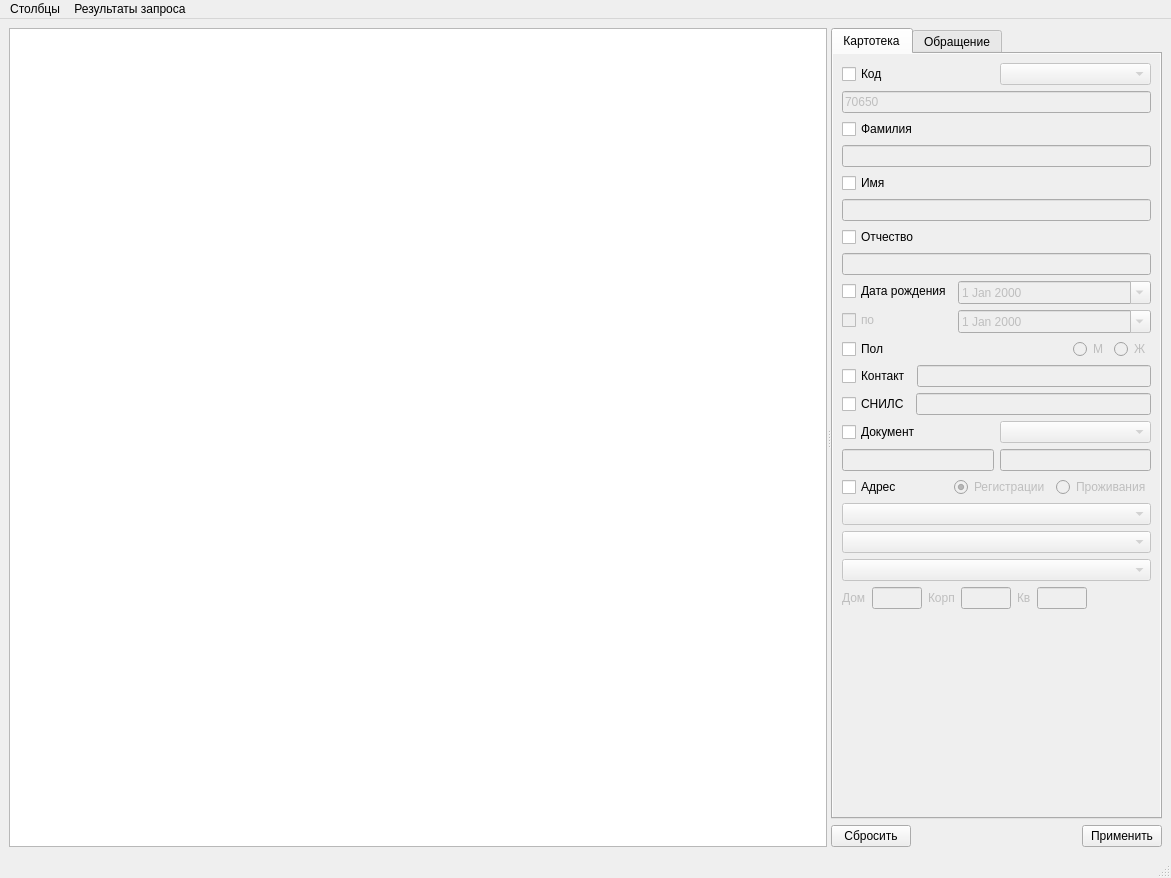
Old version of the form search_window.ui in the repository glooer/dip.
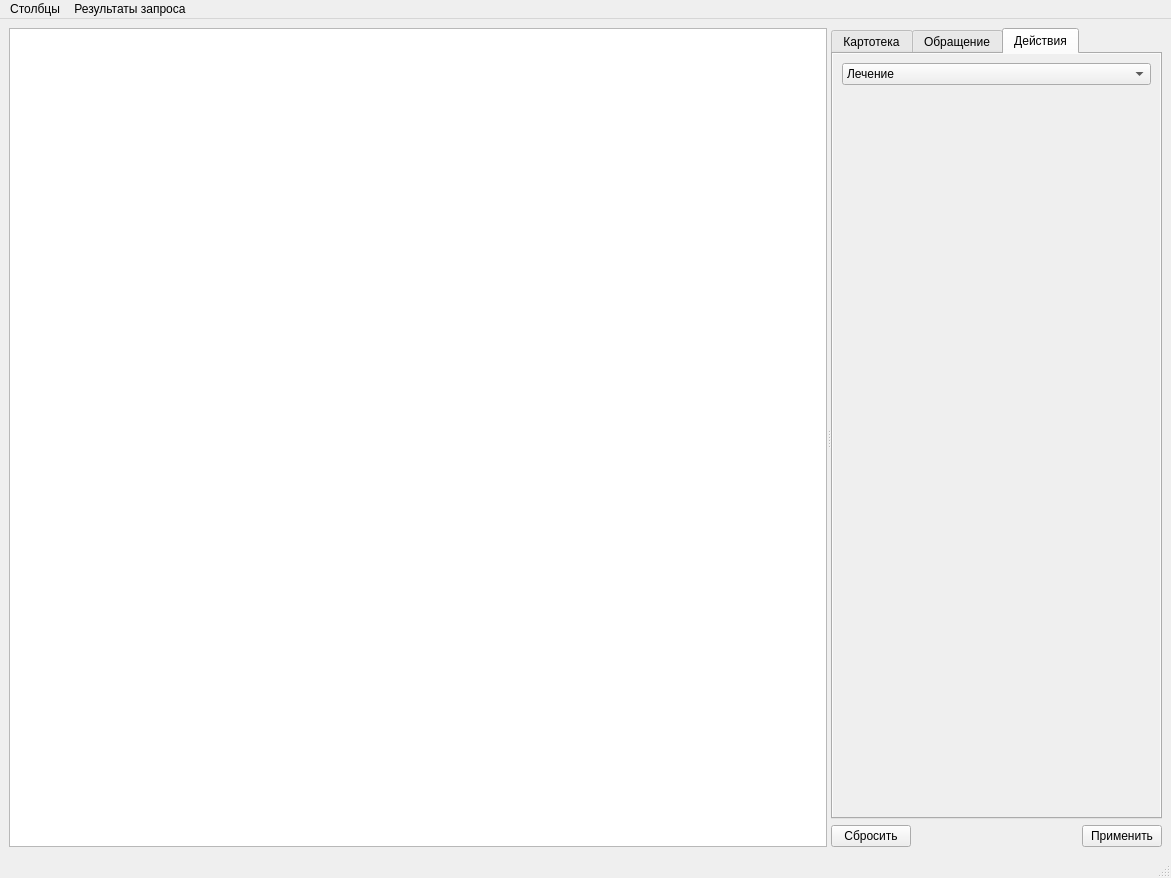
New version of the form.

Diff of the .ui file:
```diff
--- a/search_window.ui
+++ b/search_window.ui
@@ -90,7 +90,7 @@
            </sizepolicy>
           </property>
           <property name="currentIndex">
-           <number>0</number>
+           <number>2</number>
           </property>
           <widget class="QWidget" name="tab">
            <property name="styleSheet">
@@ -822,6 +822,91 @@
             </item>
            </layout>
           </widget>
+          <widget class="QWidget" name="tab_3">
+           <attribute name="title">
+            <string>Действия</string>
+           </attribute>
+           <layout class="QGridLayout" name="gridLayout_7">
+            <property name="leftMargin">
+             <number>0</number>
+            </property>
+            <property name="topMargin">
+             <number>0</number>
+            </property>
+            <property name="rightMargin">
+             <number>0</number>
+            </property>
+            <property name="bottomMargin">
+             <number>0</number>
+            </property>
+            <item row="0" column="0">
+             <widget class="QScrollArea" name="scrollArea_3">
+              <property name="frameShape">
+               <enum>QFrame::NoFrame</enum>
+              </property>
+              <property name="widgetResizable">
+               <bool>true</bool>
+              </property>
+              <widget class="QWidget" name="scrollAreaWidgetContents_3">
+               <property name="geometry">
+                <rect>
+                 <x>0</x>
+                 <y>0</y>
+                 <width>307</width>
+                 <height>760</height>
+                </rect>
+               </property>
+               <layout class="QGridLayout" name="gridLayout_8">
+                <item row="0" column="0">
+                 <layout class="QVBoxLayout" name="verticalLayout_7">
+                  <item>
+                   <widget class="QComboBox" name="action_type_class">
+                    <property name="currentIndex">
+                     <number>2</number>
+                    </property>
+                    <item>
+                     <property name="text">
+                      <string>Статус</string>
+                     </property>
+                    </item>
+                    <item>
+                     <property name="text">
+                      <string>Диагностика</string>
+                     </property>
+                    </item>
+                    <item>
+                     <property name="text">
+                      <string>Лечение</string>
+                     </property>
+                    </item>
+                    <item>
+                     <property name="text">
+                      <string>Прочие мероприятия</string>
+                     </property>
+                    </item>
+                   </widget>
+                  </item>
+                 </layout>
+                </item>
+                <item row="1" column="0">
+                 <spacer name="verticalSpacer_3">
+                  <property name="orientation">
+                   <enum>Qt::Vertical</enum>
+                  </property>
+                  <property name="sizeHint" stdset="0">
+                   <size>
+                    <width>20</width>
+                    <height>40</height>
+                   </size>
+                  </property>
+                 </spacer>
+                </item>
+               </layout>
+              </widget>
+             </widget>
+            </item>
+           </layout>
+          </widget>
          </widget>
         </item>
        </layout>
```
Left out of the diff: 106 changed lines with no effect on the pictures.
